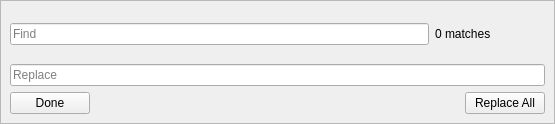
theCheeseboard/theSlate, file slate/textparts/findreplace.ui: the form before one commit.
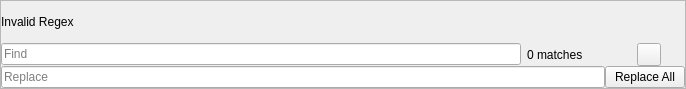
The form after the commit. Icons and pictures are not drawn.

Patch:
```diff
--- a/slate/textparts/findreplace.ui
+++ b/slate/textparts/findreplace.ui
@@ -6,8 +6,8 @@
    <rect>
     <x>0</x>
     <y>0</y>
-    <width>555</width>
-    <height>124</height>
+    <width>686</width>
+    <height>89</height>
    </rect>
   </property>
   <property name="windowTitle">
@@ -38,13 +38,44 @@
       <enum>QFrame::Plain</enum>
      </property>
      <layout class="QVBoxLayout" name="verticalLayout_2">
+      <property name="spacing">
+       <number>0</number>
+      </property>
+      <property name="leftMargin">
+       <number>0</number>
+      </property>
+      <property name="topMargin">
+       <number>0</number>
+      </property>
+      <property name="rightMargin">
+       <number>0</number>
+      </property>
+      <property name="bottomMargin">
+       <number>0</number>
+      </property>
+      <item>
+       <widget class="QLabel" name="regexErrorLabel">
+        <property name="text">
+         <string notr="true">Invalid Regex</string>
+        </property>
+        <property name="margin">
+         <number>9</number>
+        </property>
+       </widget>
+      </item>
       <item>
        <layout class="QHBoxLayout" name="horizontalLayout">
+        <property name="spacing">
+         <number>6</number>
+        </property>
         <item>
          <widget class="QLineEdit" name="findBox">
           <property name="placeholderText">
            <string>Find</string>
           </property>
+          <property name="clearButtonEnabled">
+           <bool>true</bool>
+          </property>
          </widget>
         </item>
         <item>
@@ -99,6 +130,34 @@
             </property>
            </widget>
           </item>
+          <item>
+           <widget class="QToolButton" name="moreOptionsButton">
+            <property name="text">
+             <string/>
+            </property>
+            <property name="icon">
+             <iconset resource="../icons.qrc">
+              <normaloff>:/icons/application-menu.svg</normaloff>:/icons/application-menu.svg</iconset>
+            </property>
+            <property name="popupMode">
+             <enum>QToolButton::InstantPopup</enum>
+            </property>
+           </widget>
+          </item>
+          <item>
+           <widget class="QToolButton" name="doneButton">
+            <property name="text">
+             <string/>
+            </property>
+            <property name="icon">
+             <iconset theme="window-close" resource="../icons.qrc">
+              <normaloff>:/icons/tab-close.svg</normaloff>:/icons/tab-close.svg</iconset>
+            </property>
+            <property name="autoRaise">
+             <bool>true</bool>
+            </property>
+           </widget>
+          </item>
          </layout>
         </item>
        </layout>
@@ -111,30 +170,6 @@
            <string>Replace</string>
           </property>
          </widget>
-        </item>
-       </layout>
-      </item>
-      <item>
-       <layout class="QHBoxLayout" name="horizontalLayout_4">
-        <item>
-         <widget class="QPushButton" name="doneButton">
-          <property name="text">
-           <string>Done</string>
-          </property>
-         </widget>
-        </item>
-        <item>
-         <spacer name="horizontalSpacer">
-          <property name="orientation">
-           <enum>Qt::Horizontal</enum>
-          </property>
-          <property name="sizeHint" stdset="0">
-           <size>
-            <width>40</width>
-            <height>20</height>
-           </size>
-          </property>
-         </spacer>
         </item>
         <item>
          <widget class="QPushButton" name="replaceAllButton">
```
